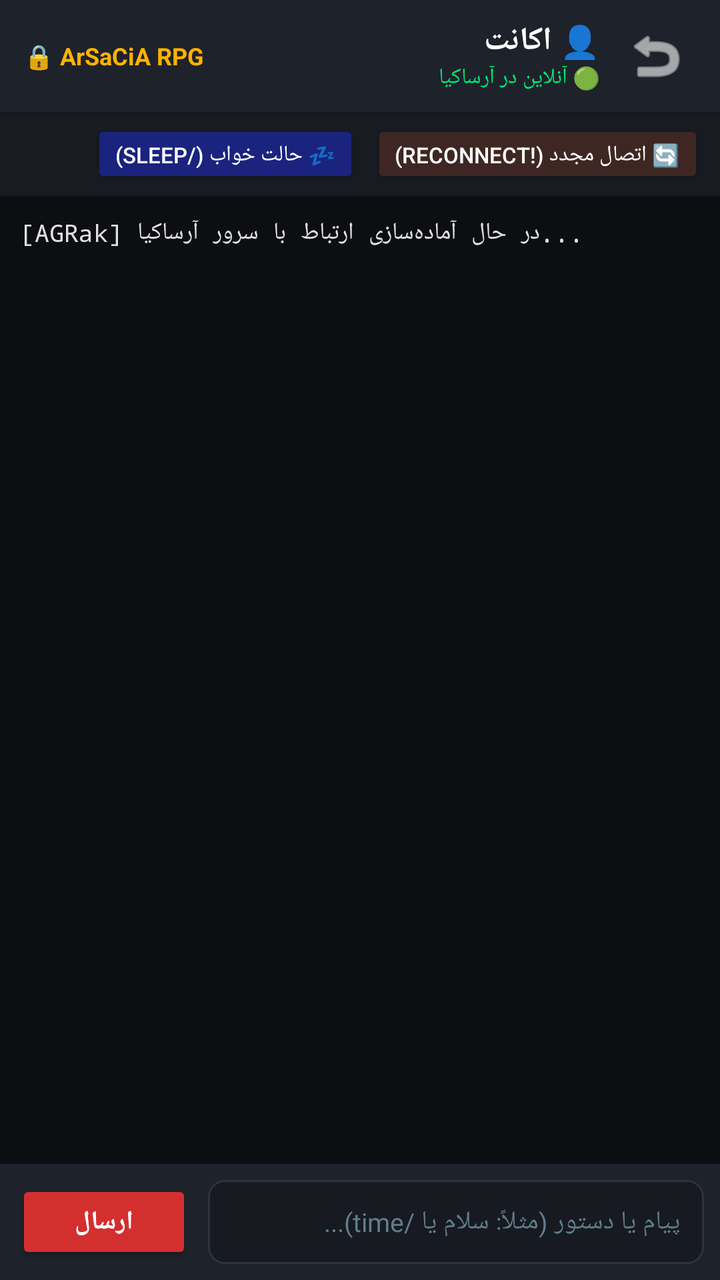
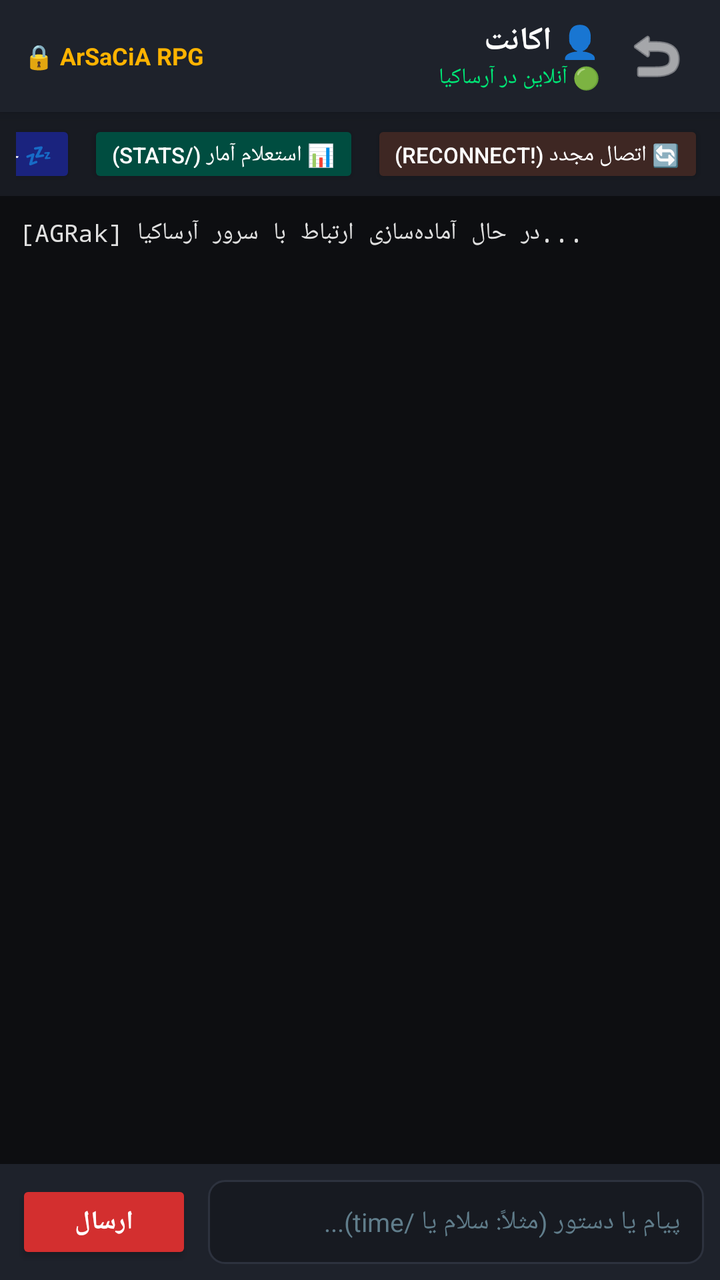

Two renders of the same Android screen: before a commit and after it. Below are the layout's source before the change and the commit's diff.
<!-- AndroidManifest.xml: application theme Theme.AGRak -->
<!-- res/layout/activity_chat.xml -->
<?xml version="1.0" encoding="utf-8"?>
<LinearLayout xmlns:android="http://schemas.android.com/apk/res/android"
    xmlns:app="http://schemas.android.com/apk/res-auto"
    android:layout_width="match_parent"
    android:layout_height="match_parent"
    android:background="@color/bg_dark"
    android:orientation="vertical"
    android:layoutDirection="rtl">

    
    <androidx.cardview.widget.CardView
        android:layout_width="match_parent"
        android:layout_height="wrap_content"
        app:cardBackgroundColor="@color/card_dark"
        app:cardCornerRadius="0dp"
        app:cardElevation="4dp">

        <LinearLayout
            android:layout_width="match_parent"
            android:layout_height="56dp"
            android:gravity="center_vertical"
            android:orientation="horizontal"
            android:paddingHorizontal="12dp">

            <ImageButton
                android:id="@+id/btnBack"
                android:layout_width="40dp"
                android:layout_height="40dp"
                android:background="?attr/selectableItemBackgroundBorderless"
                android:src="@android:drawable/ic_menu_revert"
                android:tint="@color/text_white"
                android:contentDescription="بازگشت" />

            <LinearLayout
                android:layout_width="0dp"
                android:layout_height="wrap_content"
                android:layout_marginStart="8dp"
                android:layout_weight="1"
                android:orientation="vertical">

                <TextView
                    android:id="@+id/tvChatAccountName"
                    android:layout_width="wrap_content"
                    android:layout_height="wrap_content"
                    android:text="👤 اکانت"
                    android:textColor="@color/text_white"
                    android:textSize="16sp"
                    android:textStyle="bold" />

                <TextView
                    android:id="@+id/tvChatStatus"
                    android:layout_width="wrap_content"
                    android:layout_height="wrap_content"
                    android:text="🟢 آنلاین در آرساکیا"
                    android:textColor="@color/status_green"
                    android:textSize="11sp" />
            </LinearLayout>

            
            <TextView
                android:layout_width="wrap_content"
                android:layout_height="wrap_content"
                android:text="🔒 ArSaCiA RPG"
                android:textColor="@color/accent_gold"
                android:textSize="12sp"
                android:textStyle="bold" />

        </LinearLayout>
    </androidx.cardview.widget.CardView>

    
    <HorizontalScrollView
        android:layout_width="match_parent"
        android:layout_height="wrap_content"
        android:background="#181B22"
        android:paddingVertical="4dp"
        android:paddingHorizontal="8dp"
        android:scrollbars="none">

        <LinearLayout
            android:layout_width="wrap_content"
            android:layout_height="wrap_content"
            android:orientation="horizontal">

            <Button
                android:id="@+id/btnQuickReconnect"
                android:layout_width="wrap_content"
                android:layout_height="34dp"
                android:layout_marginEnd="6dp"
                android:backgroundTint="#3E2723"
                android:text="🔄 اتصال مجدد (!reconnect)"
                android:textColor="@color/text_white"
                android:textSize="11sp" />

            <Button
                android:id="@+id/btnQuickSleep"
                android:layout_width="wrap_content"
                android:layout_height="34dp"
                android:backgroundTint="#1A237E"
                android:text="💤 حالت خواب (/sleep)"
                android:textColor="@color/text_white"
                android:textSize="11sp" />
        </LinearLayout>
    </HorizontalScrollView>

    
    <ScrollView
        android:id="@+id/scrollConsole"
        android:layout_width="match_parent"
        android:layout_height="0dp"
        android:layout_weight="1"
        android:background="#0D0E11"
        android:padding="10dp"
        android:fillViewport="true">

        <TextView
            android:id="@+id/tvConsoleLogs"
            android:layout_width="match_parent"
            android:layout_height="wrap_content"
            android:textColor="#E0E0E0"
            android:textSize="12sp"
            android:typeface="monospace"
            android:textIsSelectable="true"
            android:text="[AGRak] در حال آماده‌سازی ارتباط با سرور آرساکیا...\n" />
    </ScrollView>

    
    <androidx.cardview.widget.CardView
        android:layout_width="match_parent"
        android:layout_height="wrap_content"
        app:cardBackgroundColor="@color/card_dark"
        app:cardCornerRadius="0dp"
        app:cardElevation="8dp">

        <LinearLayout
            android:layout_width="match_parent"
            android:layout_height="wrap_content"
            android:gravity="center_vertical"
            android:orientation="horizontal"
            android:padding="8dp">

            <EditText
                android:id="@+id/etChatMessage"
                android:layout_width="0dp"
                android:layout_height="42dp"
                android:layout_weight="1"
                android:background="@drawable/bg_input_field"
                android:hint="پیام یا دستور (مثلاً: سلام یا /time)..."
                android:textColorHint="@color/text_hint"
                android:textColor="@color/text_white"
                android:textSize="13sp"
                android:paddingHorizontal="12dp"
                android:singleLine="true" />

            <Button
                android:id="@+id/btnSendMessage"
                android:layout_width="wrap_content"
                android:layout_height="42dp"
                android:layout_marginStart="8dp"
                android:backgroundTint="@color/primary_red"
                android:text="@string/send"
                android:textColor="@color/text_white"
                android:textStyle="bold"
                android:textSize="13sp" />

        </LinearLayout>
    </androidx.cardview.widget.CardView>

</LinearLayout>
<!-- resources referenced by this layout -->
<resources>
  <color name="accent_gold">#FFB300</color>
  <color name="bg_dark">#121418</color>
  <color name="card_dark">#1E222B</color>
  <color name="primary_red">#D32F2F</color>
  <color name="status_green">#00E676</color>
  <color name="text_hint">#607D8B</color>
  <color name="text_white">#FFFFFF</color>
  <!-- drawable bg_input_field (drawable) -->
  <?xml version="1.0" encoding="utf-8"?>
  <shape xmlns:android="http://schemas.android.com/apk/res/android"
      android:shape="rectangle">
      <solid android:color="#171A21" />
      <stroke
          android:width="1dp"
          android:color="@color/card_stroke" />
      <corners android:radius="8dp" />
  </shape>
  <string name="send">ارسال</string>
  <style name="Theme.AGRak" parent="Theme.AppCompat.DayNight.NoActionBar">
          <item name="colorPrimary">@color/primary_red</item>
          <item name="colorPrimaryDark">@color/primary_red_dark</item>
          <item name="colorAccent">@color/accent_gold</item>
          <item name="android:windowBackground">@color/bg_dark</item>
          <item name="android:statusBarColor">#0A0B0E</item>
          <item name="android:navigationBarColor">#0A0B0E</item>
      </style>
  <color name="card_stroke">#2D323E</color>
  <color name="primary_red_dark">#9A0007</color>
</resources>

<!-- the commit's change to res/layout/activity_chat.xml (unified diff, before → after) -->
@@ -93,6 +93,16 @@
                 android:textSize="11sp" />
 
             <Button
+                android:id="@+id/btnQuickStats"
+                android:layout_width="wrap_content"
+                android:layout_height="34dp"
+                android:layout_marginEnd="6dp"
+                android:backgroundTint="#004D40"
+                android:text="📊 استعلام آمار (/stats)"
+                android:textColor="@color/text_white"
+                android:textSize="11sp" />
+
+            <Button
                 android:id="@+id/btnQuickSleep"
                 android:layout_width="wrap_content"
                 android:layout_height="34dp"
